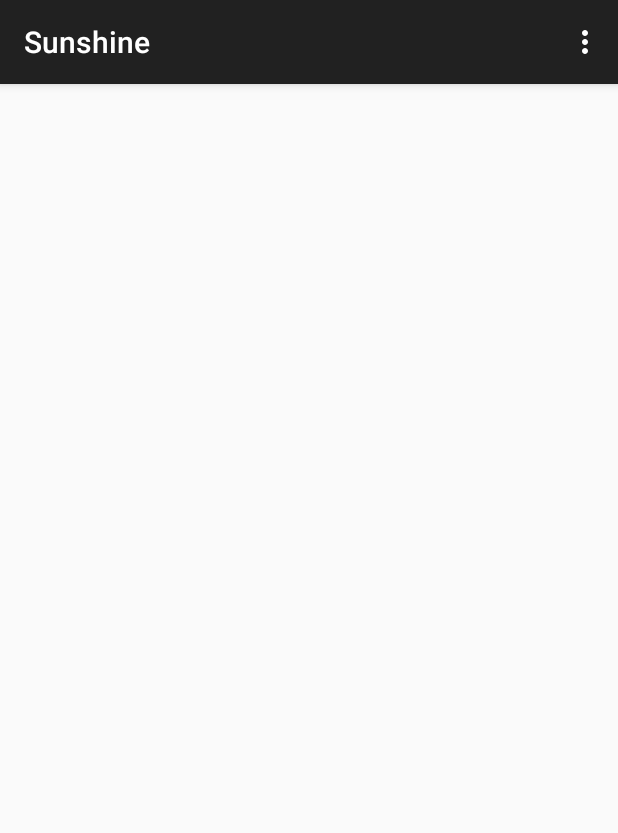
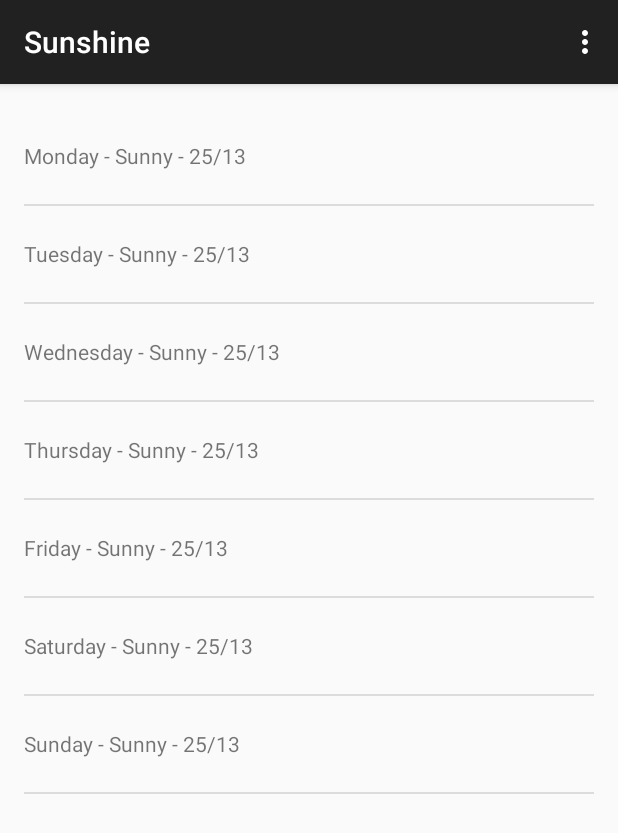
Before and after one commit to Ismamai/Sunshine2, an Android app: the screen it shows after launch (MainActivity), on a phone screen of 412 x 824 dp. Shown: the top 833 px of the screen. Run offline under Robolectric (Android 15) with nearby library versions, the phone set to English and light mode, and no system bars.

```diff
--- a/app/src/main/java/com/iblesa/sunshine/app/MainActivityFragment.java
+++ b/app/src/main/java/com/iblesa/sunshine/app/MainActivityFragment.java
@@ -5,6 +5,8 @@ import android.os.Bundle;
 import android.view.LayoutInflater;
 import android.view.View;
 import android.view.ViewGroup;
+import android.widget.ArrayAdapter;
+import android.widget.ListView;
 
 import java.util.ArrayList;
 import java.util.Arrays;
@@ -22,7 +24,7 @@ public class MainActivityFragment extends Fragment {
     @Override
     public View onCreateView(LayoutInflater inflater, ViewGroup container,
                              Bundle savedInstanceState) {
-        final View inflate = inflater.inflate(R.layout.fragment_main, container, false);
+        final View view = inflater.inflate(R.layout.fragment_main, container, false);
         String[] forecastArray = {"Monday - Sunny - 25/13"
                 ,"Tuesday - Sunny - 25/13"
                 ,"Wednesday - Sunny - 25/13"
@@ -34,6 +36,16 @@ public class MainActivityFragment extends Fragment {
 
         List<String> weekForecast = new ArrayList<>(Arrays.asList(forecastArray));
 
-        return inflate;
+        ArrayAdapter<String> arrayAdapter = new ArrayAdapter<>(
+                // Current context
+                getActivity(),
+                // layout
+                R.layout.list_item_forecast,
+                // textview to populate
+                R.id.list_item_forecast_textview,
+                weekForecast);
+        ListView listView = (ListView) view.findViewById(R.id.listview_forecast);
+        listView.setAdapter(arrayAdapter);
+        return view;
     }
 }
```
